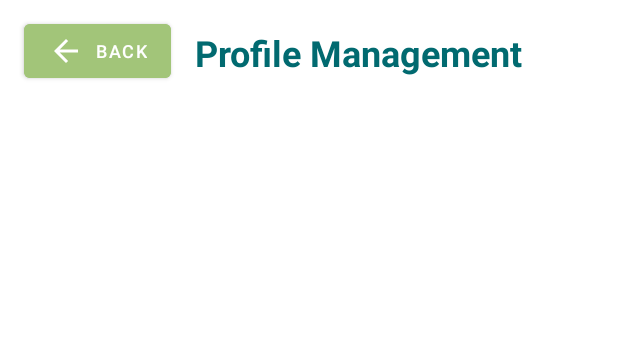
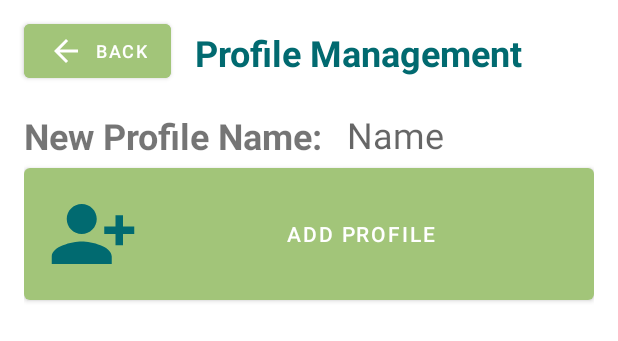
Before and after one commit to darwinkjull/SIDS-Capstone, an Android app: the layout profile_activity.xml on its own in the app's theme, with its tools: preview values and no code run, on a phone screen of 412 x 824 dp. Shown: the top 341 px of the screen. Run offline under Robolectric (Android 15) with nearby library versions, the phone set to English and light mode, and no system bars.

Commit message:
Created UI elements in profile_activity.xml
Added profile activity UI elements, including text field and button for adding text field name to profile list.

```diff
--- a/src/app/src/main/res/layout/profile_activity.xml
+++ b/src/app/src/main/res/layout/profile_activity.xml
@@ -40,13 +40,41 @@
     </LinearLayout>
 
 
-    <LinearLayout
+    <RelativeLayout
         android:layout_width="match_parent"
         android:layout_height="wrap_content"
-        android:layout_alignStart="@+id/profile_header">
+        android:layout_below="@+id/profile_header"
+        android:layout_marginHorizontal="@dimen/margin_standard">
 
-        :
+        <TextView
+            android:layout_width="wrap_content"
+            android:layout_height="32dp"
+            android:id="@+id/profileNameHeader"
+            android:text="New Profile Name:"
+            android:textStyle="bold"
+            android:textSize="24sp"
+            android:layout_marginEnd="@dimen/margin_standard"
+            android:gravity="center"/>
 
-    </LinearLayout>
+        <EditText
+            android:id="@+id/newProfileText"
+            android:layout_width="match_parent"
+            android:layout_height="wrap_content"
+            android:layout_toRightOf="@id/profileNameHeader"
+            android:background="@null"
+            android:textAppearance="@style/TextAppearance.AppCompat.Medium"
+            android:hint="Name"
+            android:textSize="24sp"
+            android:height="32dp"/>
+
+        <Button
+            android:layout_width="match_parent"
+            android:layout_height="100dp"
+            android:layout_gravity="center_horizontal"
+            android:layout_below="@id/newProfileText"
+            android:text="Add Profile"
+            android:drawableLeft="@drawable/new_person_icon"
+            />
+    </RelativeLayout>
 
 </RelativeLayout>
```
